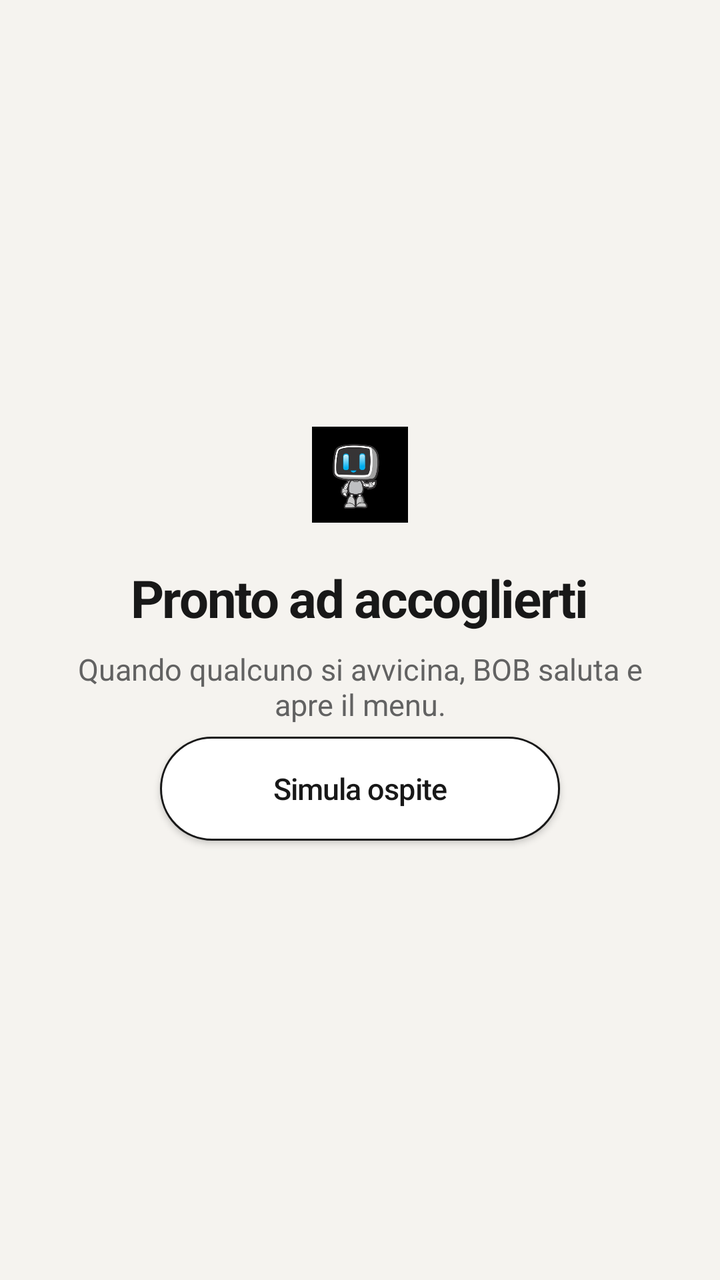
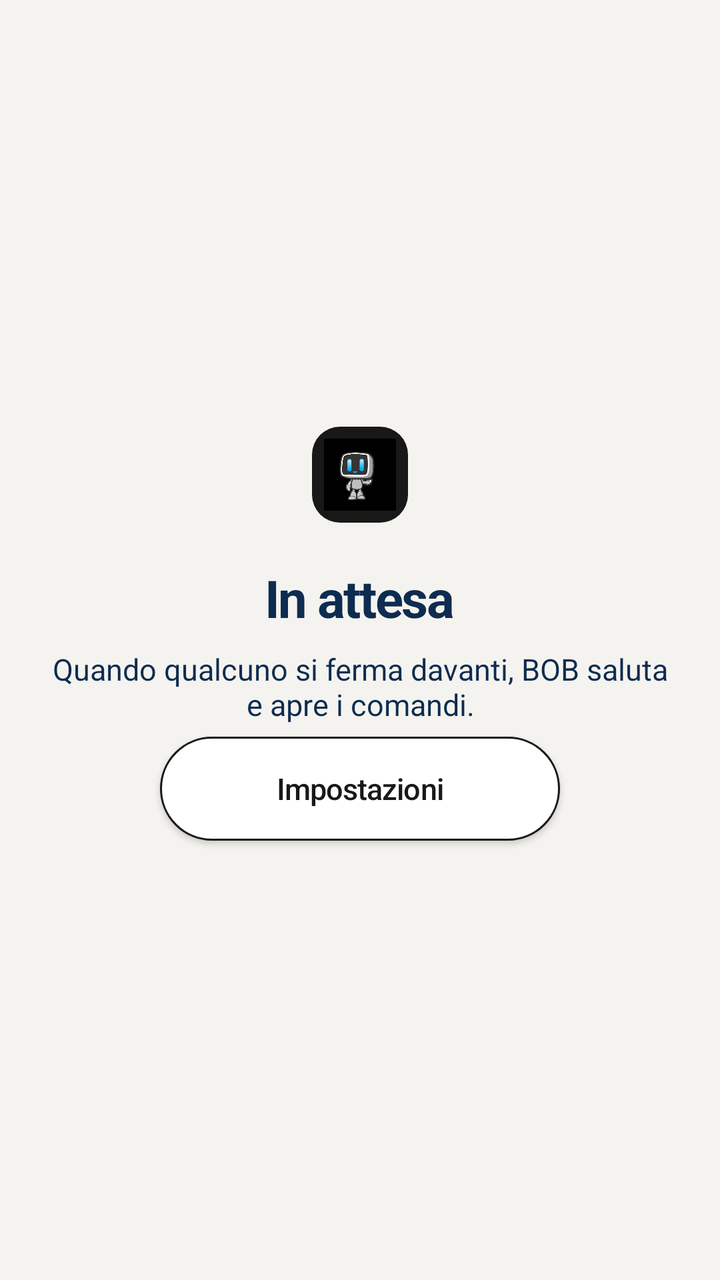

Two renders of the same Android screen: before a commit and after it. Below are the layout's source before the change and the commit's diff.
<!-- AndroidManifest.xml: application theme AppTheme -->
<!-- res/layout/fragment_reception.xml -->
<?xml version="1.0" encoding="utf-8"?>
<FrameLayout xmlns:android="http://schemas.android.com/apk/res/android"
    xmlns:tools="http://schemas.android.com/tools"
    android:layout_width="match_parent"
    android:layout_height="match_parent"
    android:background="@color/bob_cream"
    tools:context=".ui.ReceptionFragment">

    
    <LinearLayout
        android:id="@+id/panel_idle"
        android:layout_width="match_parent"
        android:layout_height="match_parent"
        android:gravity="center"
        android:orientation="vertical"
        android:padding="@dimen/screen_padding">

        <ImageView
            android:layout_width="@dimen/logo_size"
            android:layout_height="@dimen/logo_size"
            android:contentDescription="@string/app_name"
            android:src="@drawable/logo_bob_mark" />

        <TextView
            android:layout_width="wrap_content"
            android:layout_height="wrap_content"
            android:layout_marginTop="20dp"
            android:letterSpacing="-0.03"
            android:text="@string/reception_idle_title"
            android:textColor="@color/bob_black"
            android:textSize="@dimen/text_title"
            android:textStyle="bold" />

        <TextView
            android:layout_width="wrap_content"
            android:layout_height="wrap_content"
            android:layout_marginTop="8dp"
            android:gravity="center"
            android:text="@string/reception_idle_hint"
            android:textColor="@color/bob_muted"
            android:textSize="@dimen/text_body" />

        <Button
            android:id="@+id/btn_simulate_guest"
            style="@style/BuddyButton"
            android:layout_width="wrap_content"
            android:layout_height="wrap_content"
            android:layout_marginTop="28dp"
            android:minWidth="200dp"
            android:text="@string/reception_simulate" />
    </LinearLayout>

    
    <LinearLayout
        android:id="@+id/panel_greeting"
        android:layout_width="match_parent"
        android:layout_height="match_parent"
        android:gravity="center"
        android:orientation="vertical"
        android:padding="@dimen/screen_padding"
        android:visibility="gone"
        tools:visibility="gone">

        <ImageView
            android:id="@+id/image_face"
            android:layout_width="@dimen/face_size"
            android:layout_height="@dimen/face_size"
            android:contentDescription="@string/reception_face"
            android:src="@drawable/face_smile" />

        <TextView
            android:id="@+id/text_greeting"
            android:layout_width="wrap_content"
            android:layout_height="wrap_content"
            android:layout_marginTop="28dp"
            android:letterSpacing="-0.03"
            android:text="@string/reception_welcome"
            android:textColor="@color/bob_black"
            android:textSize="@dimen/greeting_text"
            android:textStyle="bold" />
    </LinearLayout>

    
    <LinearLayout
        android:id="@+id/panel_menu"
        android:layout_width="match_parent"
        android:layout_height="match_parent"
        android:orientation="vertical"
        android:paddingStart="@dimen/screen_padding"
        android:paddingTop="24dp"
        android:paddingEnd="@dimen/screen_padding"
        android:paddingBottom="16dp"
        android:visibility="gone"
        tools:visibility="visible">

        <TextView
            android:layout_width="wrap_content"
            android:layout_height="wrap_content"
            android:letterSpacing="-0.03"
            android:text="@string/reception_menu_title"
            android:textColor="@color/bob_black"
            android:textSize="@dimen/text_title"
            android:textStyle="bold" />

        <TextView
            android:layout_width="wrap_content"
            android:layout_height="wrap_content"
            android:layout_marginTop="4dp"
            android:text="@string/reception_menu_hint"
            android:textColor="@color/bob_muted"
            android:textSize="@dimen/text_body" />

        <androidx.recyclerview.widget.RecyclerView
            android:id="@+id/recycler_menu"
            android:layout_width="match_parent"
            android:layout_height="0dp"
            android:layout_marginTop="14dp"
            android:layout_weight="1"
            android:clipToPadding="false"
            android:overScrollMode="never" />

        <LinearLayout
            android:layout_width="match_parent"
            android:layout_height="wrap_content"
            android:orientation="horizontal">

            <Button
                android:id="@+id/btn_reception_reset"
                style="@style/BuddyButton"
                android:layout_width="0dp"
                android:layout_height="@dimen/btn_height_secondary"
                android:layout_weight="1"
                android:text="@string/reception_reset" />

            <Button
                android:id="@+id/btn_reception_pair"
                style="@style/BuddyButton"
                android:layout_width="0dp"
                android:layout_height="@dimen/btn_height_secondary"
                android:layout_weight="1"
                android:text="@string/pairing_menu" />

            <Button
                android:id="@+id/btn_reception_tech"
                style="@style/BuddyButton"
                android:layout_width="0dp"
                android:layout_height="@dimen/btn_height_secondary"
                android:layout_weight="1"
                android:text="@string/reception_tech" />
        </LinearLayout>
    </LinearLayout>
</FrameLayout>
<!-- resources referenced by this layout -->
<resources>
  <color name="bob_black">#181818</color>
  <color name="bob_cream">#F5F3EF</color>
  <color name="bob_muted">#626262</color>
  <dimen name="btn_height_secondary">48dp</dimen>
  <dimen name="face_size">200dp</dimen>
  <dimen name="greeting_text">36sp</dimen>
  <dimen name="logo_size">48dp</dimen>
  <dimen name="screen_padding">24dp</dimen>
  <dimen name="text_body">15sp</dimen>
  <dimen name="text_title">26sp</dimen>
  <!-- drawable face_smile (drawable) -->
  <?xml version="1.0" encoding="utf-8"?>
  <vector xmlns:android="http://schemas.android.com/apk/res/android"
      android:width="240dp"
      android:height="240dp"
      android:viewportWidth="240"
      android:viewportHeight="240">
      <path
          android:fillColor="#F5C542"
          android:pathData="M120,12c59.6,0 108,48.4 108,108s-48.4,108 -108,108S12,179.6 12,120 60.4,12 120,12z" />
      <path
          android:fillColor="#181818"
          android:pathData="M78,96m-14,0a14,14 0,1 1,28 0a14,14 0,1 1,-28 0" />
      <path
          android:fillColor="#181818"
          android:pathData="M162,96m-14,0a14,14 0,1 1,28 0a14,14 0,1 1,-28 0" />
      <path
          android:fillColor="#00000000"
          android:pathData="M70,138c18,34 82,34 100,0"
          android:strokeWidth="14"
          android:strokeColor="#181818"
          android:strokeLineCap="round" />
  </vector>
  <!-- drawable logo_bob_mark: png bitmap (drawable, 45578 bytes) -->
  <string name="app_name">BOB</string>
  <string name="pairing_menu">Associa robot</string>
  <string name="reception_face">Faccia sorridente</string>
  <string name="reception_idle_hint">Quando qualcuno si avvicina, BOB saluta e apre il menu.</string>
  <string name="reception_idle_title">Pronto ad accoglierti</string>
  <string name="reception_menu_hint">Scegli un\'opzione</string>
  <string name="reception_menu_title">Come posso aiutarti?</string>
  <string name="reception_reset">Torna in attesa</string>
  <string name="reception_simulate">Simula ospite</string>
  <string name="reception_tech">Comandi tecnici</string>
  <string name="reception_welcome">Benvenuto</string>
  <style name="BuddyButton" parent="Widget.AppCompat.Button">
          <item name="android:layout_margin">6dp</item>
          <item name="android:minHeight">52dp</item>
          <item name="android:background">@drawable/bg_button_secondary</item>
          <item name="android:textAllCaps">false</item>
          <item name="android:textColor">@color/bob_black</item>
          <item name="android:textSize">15sp</item>
          <item name="android:letterSpacing">-0.02</item>
          <item name="android:fontFamily">sans-serif-medium</item>
      </style>
  <style name="AppTheme" parent="Theme.AppCompat.Light.NoActionBar">
          <item name="colorPrimary">@color/bob_navy</item>
          <item name="colorPrimaryDark">@color/bob_black</item>
          <item name="colorAccent">@color/bob_teal</item>
          <item name="android:windowBackground">@color/bob_cream</item>
          <item name="android:textColorPrimary">@color/bob_black</item>
          <item name="android:textColor">@color/bob_black</item>
          <item name="android:statusBarColor">@color/bob_cream</item>
          <item name="android:windowLightStatusBar">true</item>
      </style>
  <!-- drawable bg_button_secondary (drawable) -->
  <?xml version="1.0" encoding="utf-8"?>
  <shape xmlns:android="http://schemas.android.com/apk/res/android"
      android:shape="rectangle">
      <solid android:color="@color/bob_white" />
      <stroke
          android:width="1dp"
          android:color="@color/bob_black" />
      <corners android:radius="56dp" />
  </shape>
  <color name="bob_navy">#0D2C50</color>
  <color name="bob_teal">#087589</color>
  <color name="bob_white">#FFFFFF</color>
</resources>

<!-- the commit's change to res/layout/fragment_reception.xml (unified diff, before → after) -->
@@ -6,7 +6,6 @@
     android:background="@color/bob_cream"
     tools:context=".ui.ReceptionFragment">
 
-    
     <LinearLayout
         android:id="@+id/panel_idle"
         android:layout_width="match_parent"
@@ -18,7 +17,9 @@
         <ImageView
             android:layout_width="@dimen/logo_size"
             android:layout_height="@dimen/logo_size"
+            android:background="@drawable/bg_logo_chip"
             android:contentDescription="@string/app_name"
+            android:padding="6dp"
             android:src="@drawable/logo_bob_mark" />
 
         <TextView
@@ -27,7 +28,7 @@
             android:layout_marginTop="20dp"
             android:letterSpacing="-0.03"
             android:text="@string/reception_idle_title"
-            android:textColor="@color/bob_black"
+            android:textColor="@color/bob_navy"
             android:textSize="@dimen/text_title"
             android:textStyle="bold" />
 
@@ -37,20 +38,19 @@
             android:layout_marginTop="8dp"
             android:gravity="center"
             android:text="@string/reception_idle_hint"
-            android:textColor="@color/bob_muted"
+            android:textColor="@color/bob_navy"
             android:textSize="@dimen/text_body" />
 
         <Button
-            android:id="@+id/btn_simulate_guest"
+            android:id="@+id/btn_idle_settings"
             style="@style/BuddyButton"
             android:layout_width="wrap_content"
             android:layout_height="wrap_content"
             android:layout_marginTop="28dp"
             android:minWidth="200dp"
-            android:text="@string/reception_simulate" />
+            android:text="@string/robot_settings" />
     </LinearLayout>
 
-    
     <LinearLayout
         android:id="@+id/panel_greeting"
         android:layout_width="match_parent"
@@ -75,78 +75,74 @@
             android:layout_marginTop="28dp"
             android:letterSpacing="-0.03"
             android:text="@string/reception_welcome"
-            android:textColor="@color/bob_black"
+            android:textColor="@color/bob_navy"
             android:textSize="@dimen/greeting_text"
             android:textStyle="bold" />
     </LinearLayout>
 
-    
     <LinearLayout
         android:id="@+id/panel_menu"
         android:layout_width="match_parent"
         android:layout_height="match_parent"
         android:orientation="vertical"
-        android:paddingStart="@dimen/screen_padding"
-        android:paddingTop="24dp"
-        android:paddingEnd="@dimen/screen_padding"
-        android:paddingBottom="16dp"
         android:visibility="gone"
         tools:visibility="visible">
 
-        <TextView
-            android:layout_width="wrap_content"
+        <LinearLayout
+            android:layout_width="match_parent"
             android:layout_height="wrap_content"
-            android:letterSpacing="-0.03"
-            android:text="@string/reception_menu_title"
-            android:textColor="@color/bob_black"
-            android:textSize="@dimen/text_title"
-            android:textStyle="bold" />
+            android:background="@color/bob_navy"
+            android:gravity="center_vertical"
+            android:orientation="horizontal"
+            android:paddingStart="@dimen/screen_padding"
+            android:paddingTop="18dp"
+            android:paddingEnd="@dimen/screen_padding"
+            android:paddingBottom="18dp">
 
-        <TextView
-            android:layout_width="wrap_content"
-            android:layout_height="wrap_content"
-            android:layout_marginTop="4dp"
-            android:text="@string/reception_menu_hint"
-            android:textColor="@color/bob_muted"
-            android:textSize="@dimen/text_body" />
+            <LinearLayout
+                android:layout_width="0dp"
+                android:layout_height="wrap_content"
+                android:layout_weight="1"
+                android:orientation="vertical">
+
+                <TextView
+                    android:id="@+id/text_menu_title"
+                    android:layout_width="match_parent"
+                    android:layout_height="wrap_content"
+                    android:letterSpacing="-0.03"
+                    android:text="@string/reception_menu_title"
+                    android:textColor="@color/bob_white"
+                    android:textSize="@dimen/text_title"
+                    android:textStyle="bold" />
+
+                <TextView
+                    android:layout_width="match_parent"
+                    android:layout_height="wrap_content"
+                    android:layout_marginTop="4dp"
+                    android:text="@string/reception_menu_hint"
+                    android:textColor="@color/bob_white"
+                    android:textSize="@dimen/text_body" />
+            </LinearLayout>
+
+            <Button
+                android:id="@+id/btn_menu_settings"
+                style="@style/BuddyButton"
+                android:layout_width="wrap_content"
+                android:layout_height="@dimen/btn_height_secondary"
+                android:layout_margin="0dp"
+                android:text="@string/robot_settings" />
+        </LinearLayout>
 
         <androidx.recyclerview.widget.RecyclerView
             android:id="@+id/recycler_menu"
             android:layout_width="match_parent"
             android:layout_height="0dp"
-            android:layout_marginTop="14dp"
             android:layout_weight="1"
             android:clipToPadding="false"
-            android:overScrollMode="never" />
-
-        <LinearLayout
-            android:layout_width="match_parent"
-            android:layout_height="wrap_content"
-            android:orientation="horizontal">
-
-            <Button
-                android:id="@+id/btn_reception_reset"
-                style="@style/BuddyButton"
-                android:layout_width="0dp"
-                android:layout_height="@dimen/btn_height_secondary"
-                android:layout_weight="1"
-                android:text="@string/reception_reset" />
-
-            <Button
-                android:id="@+id/btn_reception_pair"
-                style="@style/BuddyButton"
-                android:layout_width="0dp"
-                android:layout_height="@dimen/btn_height_secondary"
-                android:layout_weight="1"
-                android:text="@string/pairing_menu" />
-
-            <Button
-                android:id="@+id/btn_reception_tech"
-                style="@style/BuddyButton"
-                android:layout_width="0dp"
-                android:layout_height="@dimen/btn_height_secondary"
-                android:layout_weight="1"
-                android:text="@string/reception_tech" />
-        </LinearLayout>
+            android:overScrollMode="never"
+            android:paddingStart="@dimen/screen_padding"
+            android:paddingTop="14dp"
+            android:paddingEnd="@dimen/screen_padding"
+            android:paddingBottom="16dp" />
     </LinearLayout>
 </FrameLayout>
<!-- resource entries referenced after the edit -->
@@ -2,7 +2,6 @@
 <resources>
   <color name="bob_black">#181818</color>
   <color name="bob_cream">#F5F3EF</color>
-  <color name="bob_muted">#626262</color>
   <dimen name="btn_height_secondary">48dp</dimen>
   <dimen name="face_size">200dp</dimen>
   <dimen name="greeting_text">36sp</dimen>
@@ -10,6 +9,13 @@
   <dimen name="screen_padding">24dp</dimen>
   <dimen name="text_body">15sp</dimen>
   <dimen name="text_title">26sp</dimen>
+  <!-- drawable bg_logo_chip (drawable) -->
+  <?xml version="1.0" encoding="utf-8"?>
+  <shape xmlns:android="http://schemas.android.com/apk/res/android"
+      android:shape="rectangle">
+      <solid android:color="@color/bob_black" />
+      <corners android:radius="14dp" />
+  </shape>
   <!-- drawable face_smile (drawable) -->
   <?xml version="1.0" encoding="utf-8"?>
   <vector xmlns:android="http://schemas.android.com/apk/res/android"
@@ -35,16 +41,13 @@
   </vector>
   <!-- drawable logo_bob_mark: png bitmap (drawable, 45578 bytes) -->
   <string name="app_name">BOB</string>
-  <string name="pairing_menu">Associa robot</string>
   <string name="reception_face">Faccia sorridente</string>
-  <string name="reception_idle_hint">Quando qualcuno si avvicina, BOB saluta e apre il menu.</string>
-  <string name="reception_idle_title">Pronto ad accoglierti</string>
+  <string name="reception_idle_hint">Quando qualcuno si ferma davanti, BOB saluta e apre i comandi.</string>
+  <string name="reception_idle_title">In attesa</string>
   <string name="reception_menu_hint">Scegli un\'opzione</string>
   <string name="reception_menu_title">Come posso aiutarti?</string>
-  <string name="reception_reset">Torna in attesa</string>
-  <string name="reception_simulate">Simula ospite</string>
-  <string name="reception_tech">Comandi tecnici</string>
   <string name="reception_welcome">Benvenuto</string>
+  <string name="robot_settings">Impostazioni</string>
   <style name="BuddyButton" parent="Widget.AppCompat.Button">
           <item name="android:layout_margin">6dp</item>
           <item name="android:minHeight">52dp</item>
